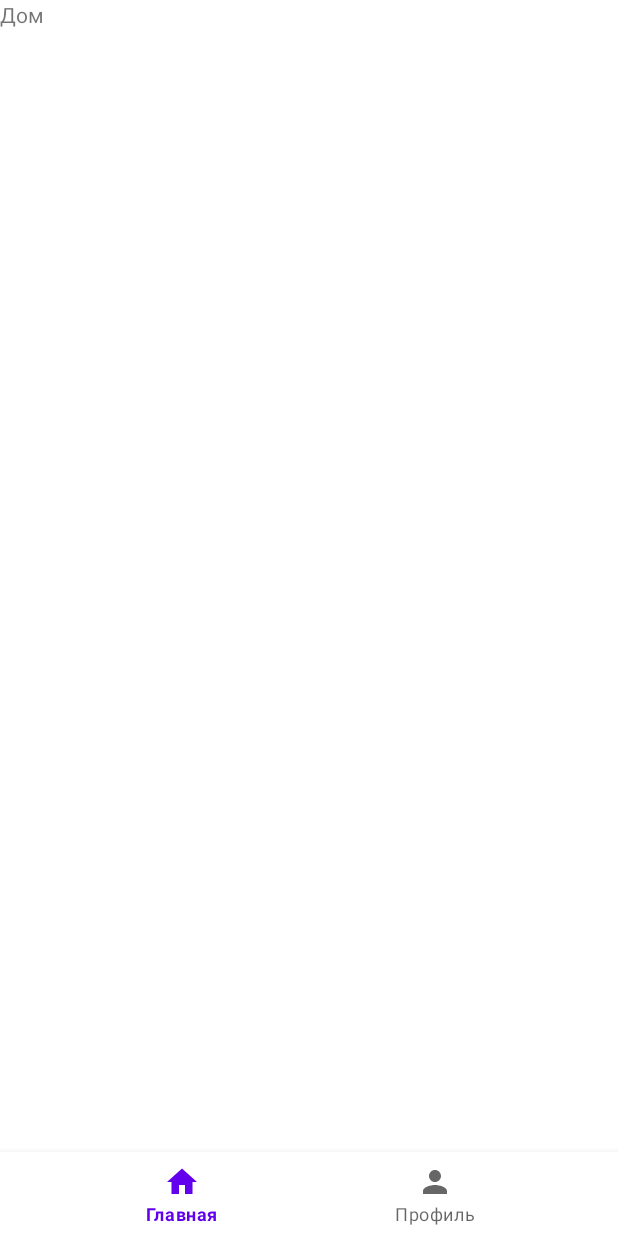
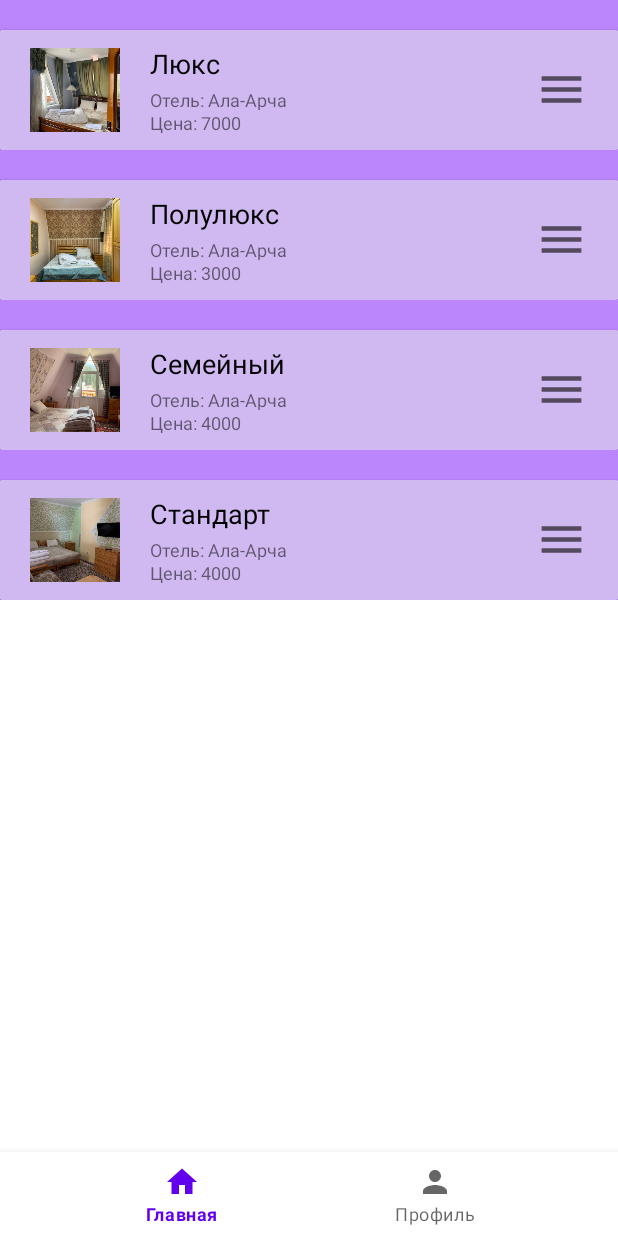
Before and after one commit to Bakytaman31/ChermashevCourseWork, an Android app: the HomeFragment screen opened directly, with no data from a screen before it, on a phone screen of 412 x 824 dp. Before the commit the screen is almost empty. Run offline under Robolectric (Android 15) with nearby library versions, the phone set to English and light mode, and no system bars.

Commit message:
Сделал ресайклер номеров

```diff
--- a/app/build.gradle
+++ b/app/build.gradle
@@ -26,6 +26,9 @@ android {
         sourceCompatibility JavaVersion.VERSION_1_8
         targetCompatibility JavaVersion.VERSION_1_8
     }
+    buildFeatures {
+        viewBinding true
+    }
 }
 
 dependencies {
@@ -36,6 +39,7 @@ dependencies {
     implementation 'com.google.firebase:firebase-auth:19.2.0'
     implementation 'com.google.firebase:firebase-database:20.0.5'
     implementation 'androidx.legacy:legacy-support-v4:1.0.0'
+    implementation 'androidx.recyclerview:recyclerview:1.3.0-alpha02'
     testImplementation 'junit:junit:4.13.2'
     androidTestImplementation 'androidx.test.ext:junit:1.1.3'
     androidTestImplementation 'androidx.test.espresso:espresso-core:3.4.0'
--- a/app/src/main/java/com/example/alaarcha/HomeFragment.java
+++ b/app/src/main/java/com/example/alaarcha/HomeFragment.java
@@ -2,63 +2,45 @@ package com.example.alaarcha;
 
 import android.os.Bundle;
 
+import androidx.annotation.NonNull;
 import androidx.fragment.app.Fragment;
+import androidx.lifecycle.LifecycleOwner;
+import androidx.lifecycle.ViewModelProvider;
+import androidx.recyclerview.widget.LinearLayoutManager;
+import androidx.recyclerview.widget.RecyclerView;
 
 import android.view.LayoutInflater;
 import android.view.View;
 import android.view.ViewGroup;
 
-/**
- * A simple {@link Fragment} subclass.
- * Use the {@link HomeFragment#newInstance} factory method to
- * create an instance of this fragment.
- */
-public class HomeFragment extends Fragment {
+import com.example.alaarcha.databinding.FragmentHomeBinding;
 
-    // TODO: Rename parameter arguments, choose names that match
-    // the fragment initialization parameters, e.g. ARG_ITEM_NUMBER
-    private static final String ARG_PARAM1 = "param1";
-    private static final String ARG_PARAM2 = "param2";
 
-    // TODO: Rename and change types of parameters
-    private String mParam1;
-    private String mParam2;
+public class HomeFragment extends Fragment implements LifecycleOwner {
+    private FragmentHomeBinding binding;
 
-    public HomeFragment() {
-        // Required empty public constructor
-    }
+    public View onCreateView(@NonNull LayoutInflater inflater,
+                             ViewGroup container, Bundle savedInstanceState) {
+        RoomViewModel roomViewModel =
+                new ViewModelProvider(this).get(RoomViewModel.class);
 
-    /**
-     * Use this factory method to create a new instance of
-     * this fragment using the provided parameters.
-     *
-     * @param param1 Parameter 1.
-     * @param param2 Parameter 2.
-     * @return A new instance of fragment HomeFragment.
-     */
-    // TODO: Rename and change types and number of parameters
-    public static HomeFragment newInstance(String param1, String param2) {
-        HomeFragment fragment = new HomeFragment();
-        Bundle args = new Bundle();
-        args.putString(ARG_PARAM1, param1);
-        args.putString(ARG_PARAM2, param2);
-        fragment.setArguments(args);
-        return fragment;
+        binding = FragmentHomeBinding.inflate(inflater, container, false);
+        View root = binding.getRoot();
+
+        final RecyclerView recycler = binding.homeRecycler;
+        recycler.setLayoutManager(new LinearLayoutManager(binding.getRoot().getContext()));
+        recycler.setHasFixedSize(true);
+        RoomsAdapter roomsAdapter = new RoomsAdapter();
+        recycler.setAdapter(roomsAdapter);
+        roomViewModel.getMutableLiveData().observe(getViewLifecycleOwner(), roomsAdapter::setList);
+
+
+        return root;
     }
 
     @Override
-    public void onCreate(Bundle savedInstanceState) {
-        super.onCreate(savedInstanceState);
-        if (getArguments() != null) {
-            mParam1 = getArguments().getString(ARG_PARAM1);
-            mParam2 = getArguments().getString(ARG_PARAM2);
-        }
-    }
-
-    @Override
-    public View onCreateView(LayoutInflater inflater, ViewGroup container,
-                             Bundle savedInstanceState) {
-        // Inflate the layout for this fragment
-        return inflater.inflate(R.layout.fragment_home, container, false);
+    public void onDestroyView() {
+        super.onDestroyView();
+        binding = null;
     }
 }
--- a/app/src/main/java/com/example/alaarcha/ProfileFragment.java
+++ b/app/src/main/java/com/example/alaarcha/ProfileFragment.java
@@ -2,63 +2,45 @@ package com.example.alaarcha;
 
 import android.os.Bundle;
 
+import androidx.annotation.NonNull;
 import androidx.fragment.app.Fragment;
+import androidx.lifecycle.LifecycleOwner;
+import androidx.lifecycle.ViewModelProvider;
+import androidx.recyclerview.widget.LinearLayoutManager;
+import androidx.recyclerview.widget.RecyclerView;
 
 import android.view.LayoutInflater;
 import android.view.View;
 import android.view.ViewGroup;
 
-/**
- * A simple {@link Fragment} subclass.
- * Use the {@link ProfileFragment#newInstance} factory method to
- * create an instance of this fragment.
- */
-public class ProfileFragment extends Fragment {
+import com.example.alaarcha.databinding.FragmentProfileBinding;
 
-    // TODO: Rename parameter arguments, choose names that match
-    // the fragment initialization parameters, e.g. ARG_ITEM_NUMBER
-    private static final String ARG_PARAM1 = "param1";
-    private static final String ARG_PARAM2 = "param2";
 
-    // TODO: Rename and change types of parameters
-    private String mParam1;
-    private String mParam2;
-
-    public ProfileFragment() {
-        // Required empty public constructor
-    }
-
-    /**
-     * Use this factory method to create a new instance of
-     * this fragment using the provided parameters.
-     *
-     * @param param1 Parameter 1.
-     * @param param2 Parameter 2.
-     * @return A new instance of fragment ProfileFrament.
-     */
-    // TODO: Rename and change types and number of parameters
-    public static ProfileFragment newInstance(String param1, String param2) {
-        ProfileFragment fragment = new ProfileFragment();
-        Bundle args = new Bundle();
-        args.putString(ARG_PARAM1, param1);
-        args.putString(ARG_PARAM2, param2);
-        fragment.setArguments(args);
-        return fragment;
-    }
-
-    @Override
-    public void onCreate(Bundle savedInstanceState) {
-        super.onCreate(savedInstanceState);
-        if (getArguments() != null) {
-            mParam1 = getArguments().getString(ARG_PARAM1);
-            mParam2 = getArguments().getString(ARG_PARAM2);
-        }
-    }
-
-    @Override
-    public View onCreateView(LayoutInflater inflater, ViewGroup container,
-                             Bundle savedInstanceState) {
-        // Inflate the layout for this fragment
-        return inflater.inflate(R.layout.fragment_profile, container, false);
-    }
+public class ProfileFragment extends Fragment implements LifecycleOwner {
+//    private FragmentProfileBinding binding;
+//
+//    public View onCreateView(@NonNull LayoutInflater inflater,
+//                             ViewGroup container, Bundle savedInstanceState) {
+//        RoomViewModel roomViewModel =
+//                new ViewModelProvider(this).get(RoomViewModel.class);
+//
+//        binding = FragmentProfileBinding.inflate(inflater, container, false);
+//        View root = binding.getRoot();
+//
+//        final RecyclerView recycler = binding.recycler;
+//        recycler.setLayoutManager(new LinearLayoutManager(binding.getRoot().getContext()));
+//        recycler.setHasFixedSize(true);
+//        RoomsAdapter roomsAdapter = new RoomsAdapter();
+//        recycler.setAdapter(roomsAdapter);
+//        roomViewModel.getMutableLiveData().observe(getViewLifecycleOwner(), roomsAdapter::setList);
+//
+//
+//        return false;
+//    }
+//
+//    @Override
+//    public void onDestroyView() {
+//        super.onDestroyView();
+//        binding = null;
+//    }
 }
--- /dev/null
+++ b/app/src/main/java/com/example/alaarcha/Room.java
@@ -0,0 +1,47 @@
+package com.example.alaarcha;
+
+public class Room {
+    private String name;
+    private String hotel;
+    private int price;
+    private int image;
+
+    public Room(String name, String hotel, int price,int image){
+        this.name = name;
+        this.hotel = hotel;
+        this.price = price;
+        this.image = image;
+    }
+
+    public String getName() {
+        return name;
+    }
+
+    public void setName(String name) {
+        this.name = name;
+    }
+
+    public String getHotel() {
+        return hotel;
+    }
+
+    public void setHotel(String hotel) {
+        this.hotel = hotel;
+    }
+
+    public int getImage() {
+        return image;
+    }
+
+    public void setImage(int image) {
+        this.image = image;
+    }
+
+    public int getPrice() {
+        return price;
+    }
+
+    public void setPrice(int price) {
+        this.price = price;
+    }
+}
--- /dev/null
+++ b/app/src/main/java/com/example/alaarcha/RoomViewModel.java
@@ -0,0 +1,40 @@
+package com.example.alaarcha;
+
+import androidx.lifecycle.LiveData;
+import androidx.lifecycle.MutableLiveData;
+import androidx.lifecycle.ViewModel;
+
+import java.util.ArrayList;
+
+public class RoomViewModel extends ViewModel {
+    private final MutableLiveData<ArrayList<Room>> Rooms;
+    private ArrayList<Room> roomsList;
+
+    public void setList(ArrayList<Room> Room) {
+        roomsList = Room;
+        init();
+    }
+
+    public RoomViewModel() {
+        Rooms = new MutableLiveData<>();
+        init();
+    }
+
+    private void init(){
+        populateList();
+        Rooms.setValue(roomsList);
+    }
+
+    private void populateList(){
+        roomsList = new ArrayList<>();
+        roomsList.add(new Room("Люкс", "Ала-Арча", 7000, R.drawable.image1));
+        roomsList.add(new Room("Полулюкс", "Ала-Арча", 3000, R.drawable.image2));
+        roomsList.add(new Room("Семейный", "Ала-Арча", 4000, R.drawable.image3));
+        roomsList.add(new Room("Стандарт", "Ала-Арча", 4000, R.drawable.image4));
+
+    }
+
+    public LiveData<ArrayList<Room>> getMutableLiveData() {
+        return Rooms;
+    }
+}
--- /dev/null
+++ b/app/src/main/java/com/example/alaarcha/RoomsAdapter.java
@@ -0,0 +1,93 @@
+package com.example.alaarcha;
+
+import android.view.ViewGroup;
+
+import androidx.annotation.NonNull;
+import androidx.recyclerview.widget.RecyclerView;
+import android.app.Activity;
+import android.content.Intent;
+import android.content.pm.PackageManager;
+import android.net.Uri;
+import android.view.LayoutInflater;
+import android.view.MenuItem;
+import android.view.View;
+import android.view.ViewGroup;
+import android.widget.PopupMenu;
+
+import androidx.annotation.NonNull;
+import androidx.core.app.ActivityCompat;
+import androidx.core.content.ContextCompat;
+import androidx.recyclerview.widget.RecyclerView;
+
+import com.example.alaarcha.databinding.ItemLayoutBinding;
+
+import java.util.ArrayList;
+import java.util.List;
+
+public class RoomsAdapter extends RecyclerView.Adapter<RoomsAdapter.ViewHolder>{
+
+    private List<Room> rooms = new ArrayList<>();
+
+    public void setList(List<Room> rooms){
+        this.rooms = rooms;
+        notifyDataSetChanged();
+    }
+
+    @NonNull
+    @Override
+    public ViewHolder onCreateViewHolder(@NonNull ViewGroup parent, int viewType) {
+        ItemLayoutBinding binding = ItemLayoutBinding
+                .inflate(LayoutInflater.from(parent.getContext()), parent, false);
+        ViewHolder viewHolder = new ViewHolder(binding);
+        return viewHolder;
+    }
+
+    @Override
+    public void onBindViewHolder(@NonNull RoomsAdapter.ViewHolder holder, int position) {
+        final Room room = rooms.get(position);
+        holder.binding.name.setText(room.getName());
+        holder.binding.hotel.setText("Отель: " + room.getHotel());
+        holder.binding.price.setText("Цена: " + room.getPrice());
+        holder.binding.image.setImageDrawable(ContextCompat.getDrawable(holder.binding.getRoot().getContext(), room.getImage()));
+        holder.binding.dropdownMenu.setOnClickListener(new View.OnClickListener() {
+            @Override
+            public void onClick(View view) {
+                PopupMenu popup = new PopupMenu(holder.binding.getRoot().getContext(), holder.binding.dropdownMenu);
+                popup.getMenuInflater().inflate(R.menu.card_menu, popup.getMenu());
+                popup.setOnMenuItemClickListener(new PopupMenu.OnMenuItemClickListener() {
+                    public boolean onMenuItemClick(MenuItem item) {
+                        switch (item.getItemId()){
+                            case R.id.book:
+                                if(ContextCompat.checkSelfPermission(
+                                        holder.binding.getRoot().getContext(),android.Manifest.permission.CALL_PHONE) !=
+                                        PackageManager.PERMISSION_GRANTED) {
+                                    ActivityCompat.requestPermissions((Activity) holder.binding.getRoot().getContext(), new
+                                            String[]{android.Manifest.permission.CALL_PHONE}, 0);
+                                } else {
+                                    holder.binding.getRoot().getContext().startActivity(new Intent(Intent.ACTION_CALL, Uri.parse("tel:" + "+996773828104")));
+                                }
+                                break;
+                        }
+                        return true;
+                    }
+                });
+                popup.show();
+            }
+        });
+    }
+
+    @Override
+    public int getItemCount() {
+        return rooms.size();
+    }
+
+    public class ViewHolder extends RecyclerView.ViewHolder {
+        private ItemLayoutBinding binding;
+
+        public ViewHolder(@NonNull ItemLayoutBinding itemView) {
+            super(itemView.getRoot());
+            this.binding = itemView;
+        }
+
+    }
+}
--- /dev/null
+++ b/app/src/main/res/drawable/ic_baseline_menu_24.xml
@@ -0,0 +1,10 @@
+<vector xmlns:android="http://schemas.android.com/apk/res/android"
+    android:width="24dp"
+    android:height="24dp"
+    android:viewportWidth="24"
+    android:viewportHeight="24"
+    android:tint="?attr/colorControlNormal">
+  <path
+      android:fillColor="@android:color/white"
+      android:pathData="M3,18h18v-2L3,16v2zM3,13h18v-2L3,11v2zM3,6v2h18L21,6L3,6z"/>
+</vector>
--- a/app/src/main/res/layout/fragment_home.xml
+++ b/app/src/main/res/layout/fragment_home.xml
@@ -5,11 +5,9 @@
     android:layout_height="match_parent"
     tools:context=".HomeFragment">
 
-    <!-- TODO: Update blank fragment layout -->
-    <TextView
-        android:id="@+id/home"
+
+    <androidx.recyclerview.widget.RecyclerView
+        android:id="@+id/home_recycler"
         android:layout_width="match_parent"
-        android:layout_height="match_parent"
-        android:text="Дом" />
-
+        android:layout_height="match_parent" />
 </FrameLayout>
--- /dev/null
+++ b/app/src/main/res/layout/item_layout.xml
@@ -0,0 +1,72 @@
+<?xml version="1.0" encoding="utf-8"?>
+<LinearLayout xmlns:android="http://schemas.android.com/apk/res/android"
+    xmlns:tools="http://schemas.android.com/tools"
+    android:layout_width="match_parent"
+    android:layout_height="wrap_content"
+    android:background="@color/purple_200"
+    android:orientation="horizontal">
+
+    <androidx.cardview.widget.CardView
+        android:layout_marginTop="20dp"
+        android:layout_width="match_parent"
+        android:layout_height="80dp">
+
+        <RelativeLayout
+            android:layout_width="match_parent"
+            android:layout_height="match_parent"
+            android:background="#D0B9F1"
+            android:orientation="horizontal">
+            <ImageView
+                android:id="@+id/image"
+                android:layout_width="60dp"
+                android:layout_height="match_parent"
+                android:layout_marginLeft="20dp"
+                tools:srcCompat="@tools:sample/avatars"
+                android:layout_marginRight="20dp"
+                />
+            <LinearLayout
+                android:layout_width="match_parent"
+                android:layout_height="match_parent"
+                android:paddingTop="10dp"
+                android:orientation="vertical"
+                android:layout_toRightOf="@+id/image"
+                >
+                <TextView
+                    android:layout_width="match_parent"
+                    android:layout_height="28dp"
+                    android:textSize="18sp"
+                    android:id="@+id/name"
+                    android:text="Имя"
+                    android:textColor="@color/black"
+                    />
+                <TextView
+                    android:layout_width="match_parent"
+                    android:layout_height="15dp"
+                    android:textSize="12sp"
+                    android:id="@+id/hotel"
+                    android:text="Отель"
+                    />
+                <TextView
+                    android:layout_width="match_parent"
+                    android:layout_height="15dp"
+                    android:textSize="12sp"
+                    android:id="@+id/price"
+                    android:text="Цена"
+                    />
+            </LinearLayout>
+            <ImageButton
+                android:id="@+id/dropdown_menu"
+                android:layout_width="35dp"
+                android:layout_height="35dp"
+                android:background="@drawable/ic_baseline_menu_24"
+                android:layout_marginRight="20dp"
+                android:layout_alignParentEnd="true"
+                android:layout_centerVertical="true"
+
+                />
+        </RelativeLayout>
+
+
+
+    </androidx.cardview.widget.CardView>
+</LinearLayout>
--- /dev/null
+++ b/app/src/main/res/menu/card_menu.xml
@@ -0,0 +1,7 @@
+<?xml version="1.0" encoding="utf-8"?>
+<menu xmlns:android="http://schemas.android.com/apk/res/android">
+    <item
+        android:id="@+id/book"
+        android:title="Забронировать"
+        />
+</menu>
```
Also changed, not shown: app/src/main/res/drawable/image1.png (added), app/src/main/res/drawable/image2.png (added), app/src/main/res/drawable/image3.png (added), app/src/main/res/drawable/image4.png (added).
